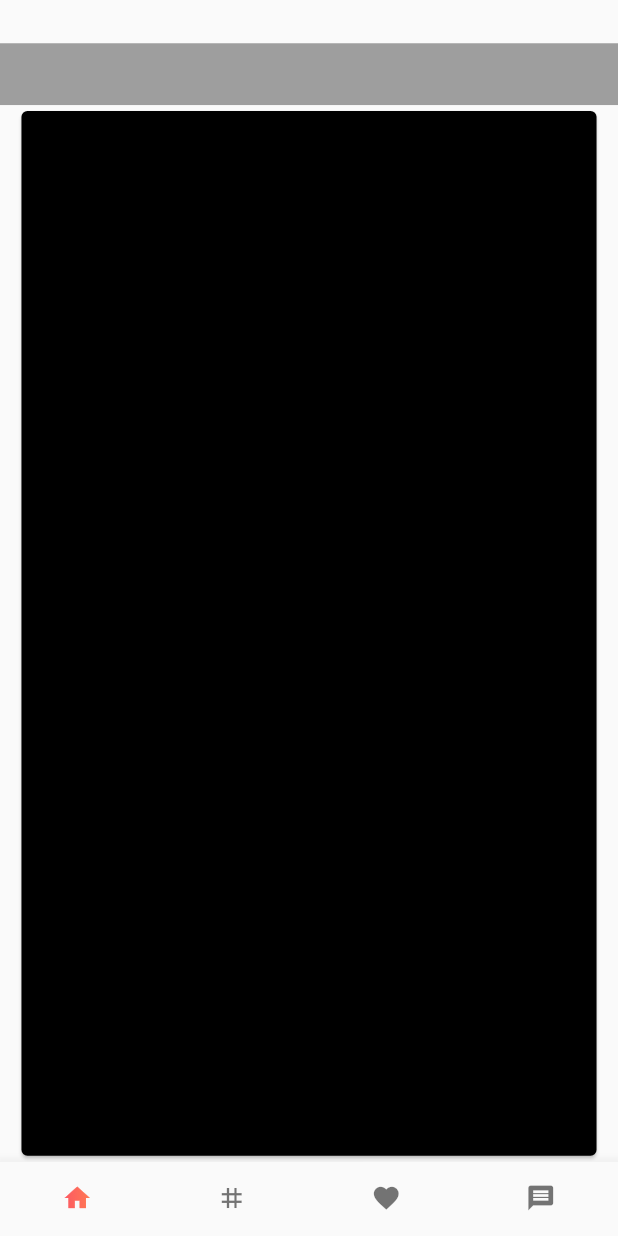
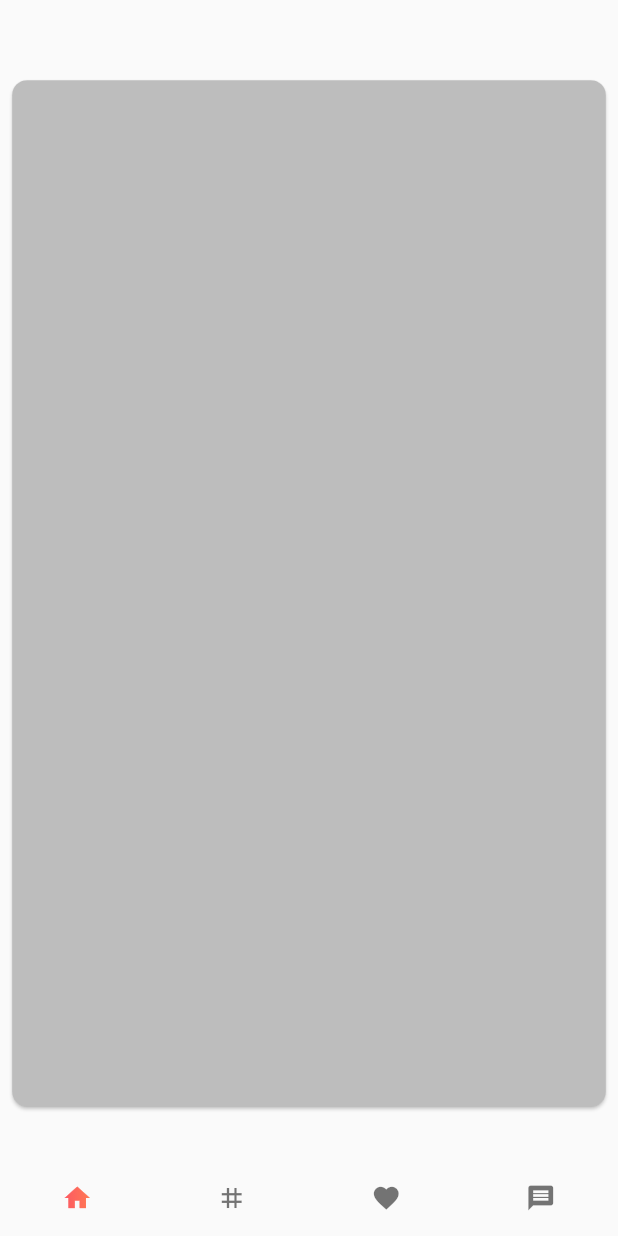
Before and after one commit to SuperCastor/Meeter, a Flutter app: the screen it shows after launch, on a phone screen of 412 x 824 dp. Run offline on Flutter 3.47's test engine with Material 2 defaults, Android fonts, the phone set to English and light mode, and no system bars.

Commit message:
[ADD] Created Swipeable_card widget, must add swiping next

```diff
--- a/lib/Widgets/meeter_nav_bar.dart
+++ b/lib/Widgets/meeter_nav_bar.dart
@@ -22,6 +22,8 @@ class MeeterBarState extends State<MeeterBar> {
     return SizedBox(
         height: MediaQuery.of(context).size.height * .06,
         child: BottomNavigationBar(
+          backgroundColor: Colors.transparent,
+          elevation: 0,
           type: BottomNavigationBarType.fixed,
           iconSize: 20,
           showSelectedLabels: false,
--- /dev/null
+++ b/lib/Widgets/swipeable_card.dart
@@ -0,0 +1,23 @@
+import 'package:flutter/material.dart';
+import 'package:app/Widgets/gradient_icon.dart';
+
+class SwipeCard extends StatefulWidget {
+  const SwipeCard({Key? key}) : super(key: key);
+
+  @override
+  State<SwipeCard> createState() => SwipeCardState();
+}
+
+class SwipeCardState extends State<SwipeCard> {
+  @override
+  Widget build(BuildContext context) {
+    return SizedBox(
+      height: MediaQuery.of(context).size.height * .84,
+      width: MediaQuery.of(context).size.width * .98,
+      child: Card(
+        shape: RoundedRectangleBorder(borderRadius: BorderRadius.circular(10)),
+        color: Colors.grey[400],
+      ),
+    );
+  }
+}
--- a/lib/main.dart
+++ b/lib/main.dart
@@ -1,6 +1,6 @@
-import 'package:app/Widgets/gradient_icon.dart';
 import 'package:app/Widgets/meeter_nav_bar.dart';
 import 'package:flutter/material.dart';
+import 'package:app/Widgets/swipeable_card.dart';
 
 void main() {
   runApp(const MyApp());
@@ -32,23 +32,19 @@ class _MyHomePageState extends State<MyHomePage> {
   @override
   Widget build(BuildContext context) {
     return Scaffold(
+      appBar: PreferredSize(
+        preferredSize:
+            Size.fromHeight(MediaQuery.of(context).size.height * .06),
+        child: AppBar(
+          backgroundColor: Colors.transparent,
+          elevation: 0,
+        ),
+      ),
       bottomNavigationBar: const MeeterBar(),
       body: Center(
         child: Column(
           children: [
-            Padding(
-                padding: EdgeInsets.only(
-                    top: MediaQuery.of(context).size.height * .035)),
-            SizedBox(
-                width: MediaQuery.of(context).size.width,
-                height: MediaQuery.of(context).size.height * .05,
-                child: Container(color: Colors.grey)),
-            SizedBox(
-                width: MediaQuery.of(context).size.width * .95,
-                height: MediaQuery.of(context).size.height * .855,
-                child: Card(
-                  color: Colors.black,
-                )),
+            Stack(children: const [SwipeCard()]),
           ],
         ),
       ),
```
